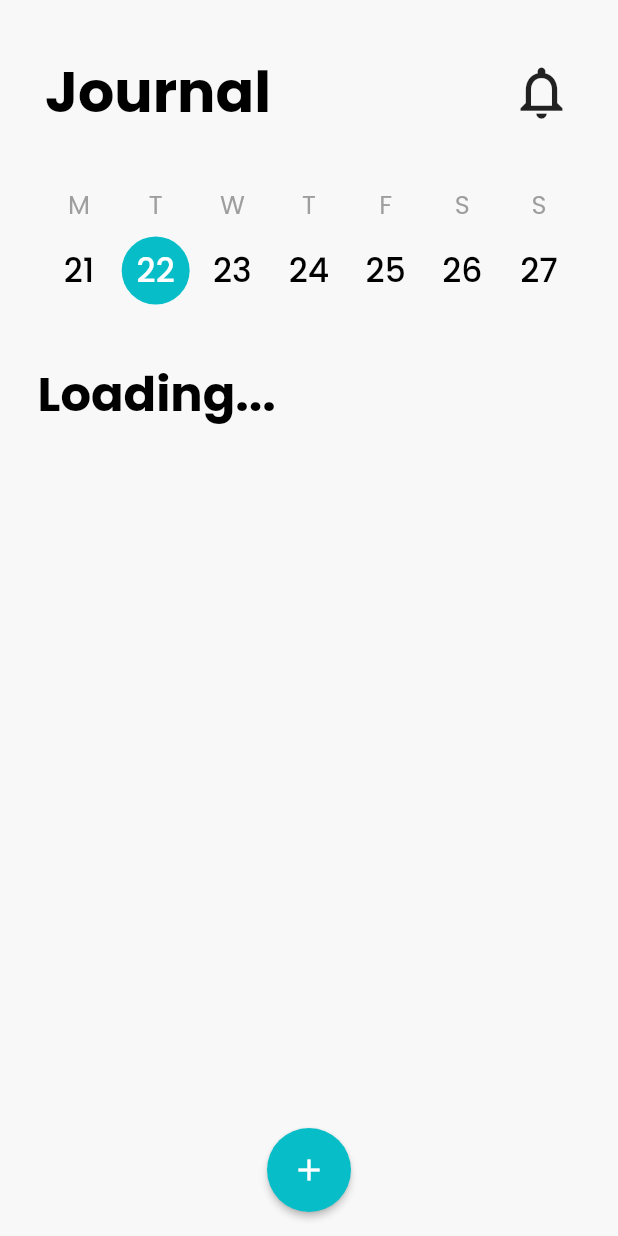
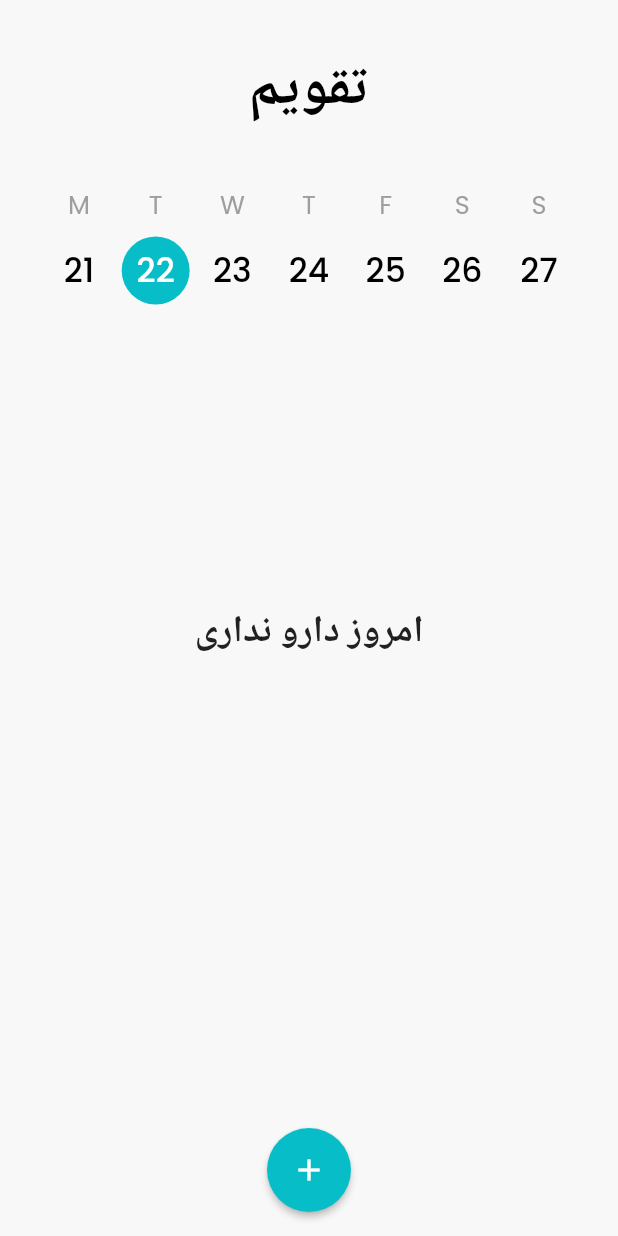
Before and after one commit to NilabDarwisheyan/gors_alart, a Flutter app: the Home screen opened by its route, after a tap on "22", on a phone screen of 412 x 824 dp. Run offline on Flutter 3.47's test engine with Material 2 defaults, Android fonts, the phone set to English and light mode, and no system bars; our stand-ins replace auto_size_text, flutter_local_notifications, sqflite, timezone; accounts and stored records are empty.

Commit message:
customize home and welcome screen

```diff
--- a/lib/models/calendar_day_model.dart
+++ b/lib/models/calendar_day_model.dart
@@ -11,7 +11,7 @@ class CalendarDayModel {
   CalendarDayModel({this.dayLetter,this.dayNumber,this.year, this.month, this.isChecked});
 
   //----------------| get current 7 days |----------------------
-  List<CalendarDayModel> getCurrentDays() {
+  static List<CalendarDayModel> getCurrentDays() {
     final List<CalendarDayModel> daysList = List();
     DateTime currentTime = DateTime.now();
     for (int i = 0; i < 7; i++) {
--- a/lib/models/pill.dart
+++ b/lib/models/pill.dart
@@ -17,6 +17,74 @@ class Pill {
       this.name,
       this.type,
       this.notifyId});
+
+
+  static Map<int,Pill> pills = {
+    1:Pill(
+        id:1,
+        name: "paracetamol",
+        amount:"2",
+        type: "pills",
+        howManyWeeks:2,
+        medicineForm: "Pill",
+        time: 1669042926954,
+        notifyId: 123123),
+    2:Pill(
+        id:2,
+        name: "paracetamol",
+        amount:"2",
+        type: "ml",
+        howManyWeeks:2,
+        medicineForm: "Syrup",
+        time: 1669042826954,
+        notifyId: 123123),
+    3:Pill(
+        id:3,
+        name: "paracetamol",
+        amount:"2",
+        type: "pills",
+        howManyWeeks:2,
+        medicineForm: "Capsule",
+        time: 1669052726954,
+        notifyId: 123123),
+  };
+  //   Pill(
+  //       id:1,
+  //       name: "paracetamol",
+  //       amount:"2",
+  //       type: "pills",
+  //       howManyWeeks:2,
+  //       medicineForm: "Syrup",
+  //       time: 123132123,
+  //       notifyId: 123123),
+  //   Pill(
+  //       id:1,
+  //       name: "paracetamol",
+  //       amount:"2",
+  //       type: "pills",
+  //       howManyWeeks:2,
+  //       medicineForm: "Syrup",
+  //       time: 123132123,
+  //       notifyId: 123123),
+  //   Pill(
+  //       id:1,
+  //       name: "paracetamol",
+  //       amount:"2",
+  //       type: "pills",
+  //       howManyWeeks:2,
+  //       medicineForm: "Syrup",
+  //       time: 123132123,
+  //       notifyId: 123123),
+  //   Pill(
+  //       id:1,
+  //       name: "paracetamol",
+  //       amount:"2",
+  //       type: "pills",
+  //       howManyWeeks:2,
+  //       medicineForm: "Syrup",
+  //       time: 123132123,
+  //       notifyId: 123123),
+  // ];
 
   //------------------set pill to map-------------------
 
--- a/lib/screens/home/calendar.dart
+++ b/lib/screens/home/calendar.dart
@@ -11,21 +11,28 @@ class Calendar extends StatefulWidget {
 }
 
 class _CalendarState extends State<Calendar> {
-  @override
-  void initState() {
-    super.initState();
-  }
+  // @override
+  // void initState() {
+  //   super.initState();
+  // }
+
+
 
   @override
   Widget build(BuildContext context) {
     final double deviceHeight =
         MediaQuery.of(context).size.height - MediaQuery.of(context).padding.top;
 
+    List<Widget> wig = [];
+    for(CalendarDayModel day in widget._daysList){
+      wig.add(CalendarDay(day,widget.chooseDay));
+    }
+
     return Container(
       height: deviceHeight * 0.11,
       child: Row(
         mainAxisAlignment: MainAxisAlignment.spaceBetween,
-        children: [...widget._daysList.map((day) => CalendarDay(day, widget.chooseDay))],
+        children: wig,
       ),
     );
   }
--- a/lib/screens/home/home.dart
+++ b/lib/screens/home/home.dart
@@ -1,10 +1,6 @@
-import 'package:animated_text_kit/animated_text_kit.dart';
-import 'package:animated_widgets/animated_widgets.dart';
 import 'package:flutter/cupertino.dart';
 import 'package:flutter/material.dart';
-import 'package:flutter_local_notifications/flutter_local_notifications.dart';
-import '../../notifications/notifications.dart';
-import '../../database/repository.dart';
+
 import '../../models/pill.dart';
 import '../../screens/home/medicines_list.dart';
 import '../../screens/home/calendar.dart';
@@ -17,44 +13,28 @@ class Home extends StatefulWidget {
 
 class _HomeState extends State<Home> {
 
-  //-------------------| Flutter notifications |-------------------
-  final Notifications _notifications = Notifications();
-  FlutterLocalNotificationsPlugin flutterLocalNotificationsPlugin;
-  //===============================================================
+  List<Pill> allListOfPills = List<Pill>();
+  int _selectedDayIndex = 0;
+  List<Pill> selectedDaysPills = List<Pill>();
 
-  //--------------------| List of Pills from database |----------------------
-  List<Pill> allListOfPills = List<Pill>();
-  final Repository _repository = Repository();
-  List<Pill> dailyPills = List<Pill>();
-  //=========================================================================
 
-  //-----------------| Calendar days |------------------
-  final CalendarDayModel _days = CalendarDayModel();
-  List<CalendarDayModel> _daysList;
-  //====================================================
+  List<CalendarDayModel> _nextSevenDays;
 
-  //handle last choose day index in calendar
-  int _lastChooseDay = 0;
 
   @override
   void initState() {
     super.initState();
-    initNotifies();
+    _nextSevenDays = CalendarDayModel.getCurrentDays();
     setData();
-    _daysList = _days.getCurrentDays();
   }
-
-  //init notifications
-  Future initNotifies() async => flutterLocalNotificationsPlugin = await _notifications.initNotifies(context);
 
 
   //--------------------GET ALL DATA FROM DATABASE---------------------
   Future setData() async {
     allListOfPills.clear();
-    (await _repository.getAllData("Pills")).forEach((pillMap) {
-      allListOfPills.add(Pill().pillMapToObject(pillMap));
-    });
-    chooseDay(_daysList[_lastChooseDay]);
+    Pill.pills.forEach((key, value) {allListOfPills.add(value);});
+
+    chooseDay(_nextSevenDays[_selectedDayIndex]);
   }
   //===================================================================
 
@@ -97,28 +77,13 @@ class _HomeState extends State<Home> {
                   child: Container(
                     alignment: Alignment.topCenter,
                     height: deviceHeight * 0.1,
-                    child: Row(
-                      mainAxisAlignment: MainAxisAlignment.spaceBetween,
-                      children: [
-                        Text(
-                          "Journal",
-                          style: Theme.of(context)
-                              .textTheme
-                              .headline1
-                              .copyWith(color: Colors.black),
-                        ),
-                        ShakeAnimatedWidget(
-                          enabled: true,
-                          duration: Duration(milliseconds: 2000),
-                          curve: Curves.linear,
-                          shakeAngle: Rotation.deg(z: 30),
-                          child: Icon(
-                            Icons.notifications_none,
-                            size: 42.0,
-                          ),
-                        )
-                      ],
-                    ),
+                    child:Text(
+                      "تقویم",
+                      style: Theme.of(context)
+                          .textTheme
+                          .headline1
+                          .copyWith(color: Colors.black),
+                    )
                   ),
                 ),
                 SizedBox(
@@ -126,26 +91,27 @@ class _HomeState extends State<Home> {
                 ),
                 Padding(
                   padding: EdgeInsets.symmetric(horizontal: 5.0),
-                  child: Calendar(chooseDay,_daysList),
+                  child: Calendar(chooseDay,_nextSevenDays),
                 ),
-                SizedBox(height: deviceHeight * 0.03),
-                dailyPills.isEmpty
-                    ? SizedBox(
-                        width: double.infinity,
-                        height: 100,
-                        child: WavyAnimatedTextKit(
-                          textStyle: TextStyle(
-                              fontSize: 32.0,
-                              fontWeight: FontWeight.bold,
-                              color: Colors.black),
-                          text: [
-                            "Loading..."
-                          ],
-                          isRepeatingAnimation: true,
-                          speed: Duration(milliseconds: 150),
+                SizedBox(
+                    height: deviceHeight * 0.03
+                ),
+                selectedDaysPills.isEmpty
+                    ?  Padding(
+                        padding: EdgeInsets.symmetric(horizontal: 5.0,vertical: deviceHeight*0.2),
+                        child: Container(
+                            alignment: Alignment.topCenter,
+                            height: deviceHeight * 0.1,
+                            child:Text(
+                              "امروز دارو نداری",
+                              style:TextStyle(
+                                fontWeight: FontWeight.w700,
+                                fontSize: 25.0,
+                                fontFamily: "Popins")
+                            )
                         ),
                       )
-                    : MedicinesList(dailyPills,setData,flutterLocalNotificationsPlugin)
+                    : MedicinesList(selectedDaysPills,setData)
               ],
             ),
           ),
@@ -159,18 +125,18 @@ class _HomeState extends State<Home> {
 
   void chooseDay(CalendarDayModel clickedDay){
     setState(() {
-      _lastChooseDay = _daysList.indexOf(clickedDay);
-      _daysList.forEach((day) => day.isChecked = false );
-      CalendarDayModel chooseDay = _daysList[_daysList.indexOf(clickedDay)];
+      _selectedDayIndex = _nextSevenDays.indexOf(clickedDay);
+      _nextSevenDays.forEach((day) => day.isChecked = false );
+      CalendarDayModel chooseDay = _nextSevenDays[_nextSevenDays.indexOf(clickedDay)];
       chooseDay.isChecked = true;
-      dailyPills.clear();
+      selectedDaysPills.clear();
       allListOfPills.forEach((pill) {
         DateTime pillDate = DateTime.fromMicrosecondsSinceEpoch(pill.time * 1000);
         if(chooseDay.dayNumber == pillDate.day && chooseDay.month == pillDate.month && chooseDay.year == pillDate.year){
-          dailyPills.add(pill);
+          selectedDaysPills.add(pill);
         }
       });
-      dailyPills.sort((pill1,pill2) => pill1.time.compareTo(pill2.time));
+      selectedDaysPills.sort((pill1,pill2) => pill1.time.compareTo(pill2.time));
     });
   }
 
--- a/lib/screens/home/medicines_list.dart
+++ b/lib/screens/home/medicines_list.dart
@@ -6,13 +6,13 @@ import '../../screens/home/medicine_card.dart';
 class MedicinesList extends StatelessWidget {
   final List<Pill> listOfMedicines;
   final Function setData;
-  final FlutterLocalNotificationsPlugin flutterLocalNotificationsPlugin;
-  MedicinesList(this.listOfMedicines,this.setData,this.flutterLocalNotificationsPlugin);
+  MedicinesList(this.listOfMedicines,this.setData);
   @override
   Widget build(BuildContext context) {
-    return ListView.builder(
-      itemBuilder: (context, index) => MedicineCard(listOfMedicines[index],setData,flutterLocalNotificationsPlugin),
+    return
+    ListView.builder(
       itemCount: listOfMedicines.length,
+      itemBuilder: (context, index) => MedicineCard(listOfMedicines[index],setData),
       shrinkWrap: true,
       physics: NeverScrollableScrollPhysics(),
     );
--- a/lib/screens/welcome/title_and_message.dart
+++ b/lib/screens/welcome/title_and_message.dart
@@ -9,11 +9,11 @@ class TitleAndMessage extends StatelessWidget {
     return  Column(
       children: [
         Container(
-          height: deviceHeight * 0.15,
+          height: deviceHeight * 0.10,
           child: Padding(
             padding: const EdgeInsets.only(left: 40.0, right: 40.0),
               child: AutoSizeText(
-                "Be in control of your meds",
+                "به موقع دارو مصرف کن",
                 style: Theme.of(context)
                     .textTheme
                     .headline1
@@ -28,7 +28,7 @@ class TitleAndMessage extends StatelessWidget {
           child: Padding(
             padding: const EdgeInsets.only(left: 40.0, right: 40.0),
             child: AutoSizeText(
-              "An easy-to-use and reliable app that helps you remember to take your meds at the right time",
+              "اپلیکیشن ساده که به شما یاد اوری میکند تا قرص های تان را فراموش نکنید.",
               style: Theme.of(context)
                   .textTheme
                   .headline5
```
Also changed, not shown: lib/screens/home/medicine_card.dart (+15 -21 lines), lib/screens/welcome/welcome.dart (+7 -25 lines), assets/images/welcome_image.png (deleted), assets/images/welcome_pic.jpg (added).
